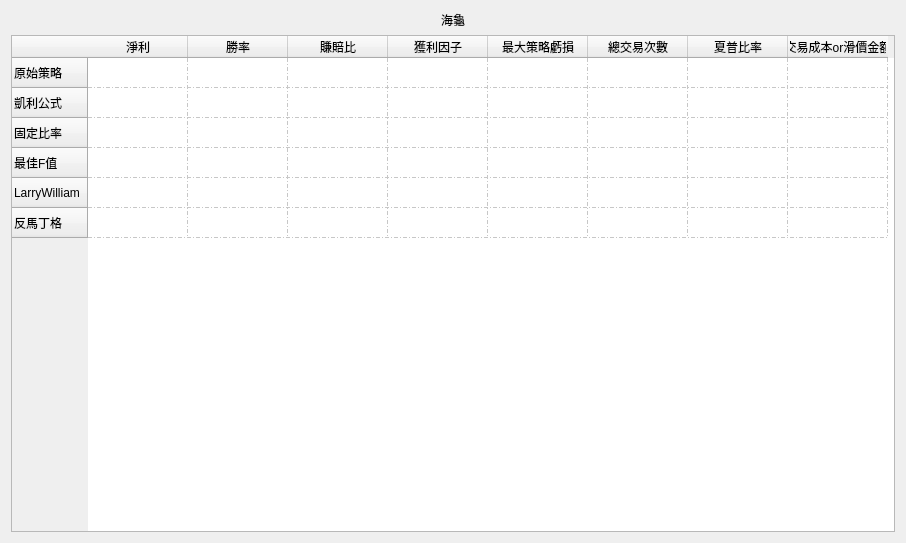
First picture: the form in Performance_UI.ui, repository allen93075/Winner, before the edit.
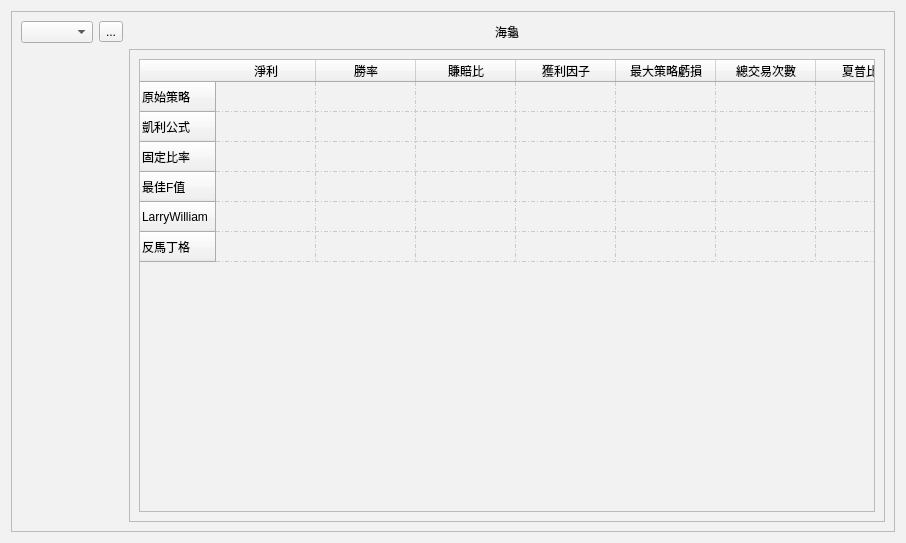
Second picture: the form after the edit.

Commit message: 績效報告介面更新

```diff
--- a/Performance_UI.ui
+++ b/Performance_UI.ui
@@ -13,8 +13,58 @@
   <property name="windowTitle">
    <string>Form</string>
   </property>
+  <property name="styleSheet">
+   <string notr="true">background-color: rgb(242, 242, 242);</string>
+  </property>
   <layout class="QGridLayout" name="gridLayout_2">
    <item row="1" column="0">
+    <widget class="QFrame" name="frame">
+     <property name="frameShape">
+      <enum>QFrame::StyledPanel</enum>
+     </property>
+     <property name="frameShadow">
+      <enum>QFrame::Raised</enum>
+     </property>
+     <layout class="QGridLayout" name="gridLayout">
+      <item row="0" column="1">
+       <widget class="QComboBox" name="comboBox"/>
+      </item>
+      <item row="0" column="4">
+       <widget class="QLabel" name="label">
+        <property name="text">
+         <string>海龜</string>
+        </property>
+        <property name="scaledContents">
+         <bool>false</bool>
+        </property>
+        <property name="alignment">
+         <set>Qt::AlignCenter</set>
+        </property>
+       </widget>
+      </item>
+      <item row="0" column="2">
+       <widget class="QToolButton" name="toolButton">
+        <property name="text">
+         <string>...</string>
+        </property>
+       </widget>
+      </item>
+      <item row="1" column="4">
+       <widget class="QScrollArea" name="scrollArea">
+        <property name="widgetResizable">
+         <bool>true</bool>
+        </property>
+        <widget class="QWidget" name="scrollAreaWidgetContents">
+         <property name="geometry">
+          <rect>
+           <x>0</x>
+           <y>0</y>
+           <width>729</width>
+           <height>460</height>
+          </rect>
+         </property>
+         <layout class="QGridLayout" name="gridLayout_3">
+          <item row="0" column="0">
     <widget class="QTableWidget" name="tableWidget">
      <property name="frameShadow">
       <enum>QFrame::Plain</enum>
@@ -112,17 +162,11 @@
      </column>
     </widget>
    </item>
-   <item row="0" column="0">
-    <widget class="QLabel" name="label">
-     <property name="text">
-      <string>海龜</string>
-     </property>
-     <property name="scaledContents">
-      <bool>false</bool>
-     </property>
-     <property name="alignment">
-      <set>Qt::AlignCenter</set>
-     </property>
+         </layout>
+        </widget>
+       </widget>
+      </item>
+     </layout>
     </widget>
    </item>
   </layout>
```
Lines whose indentation alone changed are shown as unchanged. The commit also changes 2 other files.
